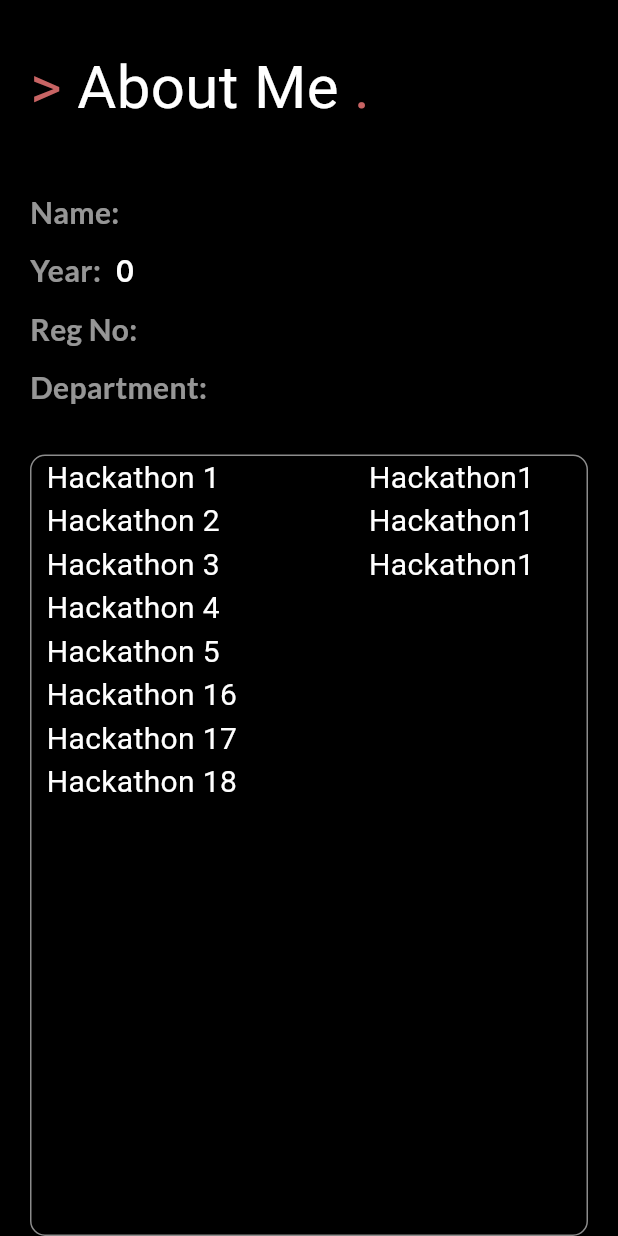
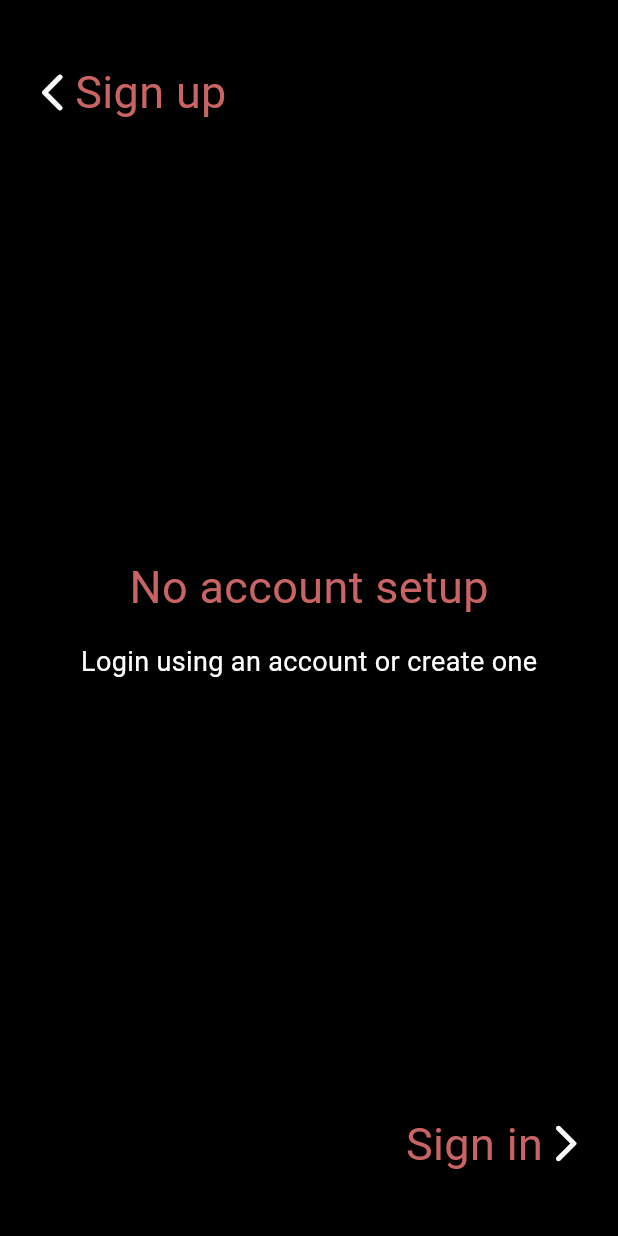
Before and after one commit to silveroburn/smartStudy, a Flutter app: the Profile screen opened directly, on a phone screen of 412 x 824 dp. Run offline on Flutter 3.47's test engine with Material 3 defaults, Android fonts, the light colour scheme and no system bars; our stand-ins replace google_fonts.

Commit message:
added stuff

```diff
--- a/lib/CreateProject.dart
+++ b/lib/CreateProject.dart
@@ -1,6 +1,8 @@
 import 'package:flutter/material.dart';
 import 'package:google_fonts/google_fonts.dart';
 import 'qHandler.dart';
+import 'temporaryData.dart';
+import 'strictLogin.dart';
 import 'utilities.dart';
 
 class store extends StatefulWidget{
@@ -85,6 +87,9 @@ class _CreateProject extends State<store> {
 
   @override
   Widget build(BuildContext context) {
+    if (curUser == ""){
+      return Strictlogin();
+    }
     return Scaffold(
       backgroundColor: Colors.black,
       body: Padding(
--- a/lib/additionalInfo.dart
+++ b/lib/additionalInfo.dart
@@ -2,12 +2,17 @@ import 'package:flutter/material.dart';
 import 'package:smartstudy/profile.dart';
 import 'package:smartstudy/qHandler.dart';
 import 'package:smartstudy/utilities.dart';
+import 'temporaryData.dart';
+import 'strictLogin.dart';
 
 class Additionalinfo extends StatelessWidget{
   const Additionalinfo({super.key});
 
   @override
   Widget build (BuildContext context){
+    if (curUser == ""){
+      return Strictlogin();
+    }
     TextEditingController yearController = TextEditingController();
     TextEditingController DepartmentController = TextEditingController();
     TextEditingController skillsController = TextEditingController();
--- a/lib/browse.dart
+++ b/lib/browse.dart
@@ -3,6 +3,7 @@ import 'package:smartstudy/temporaryData.dart';
 import 'qHandler.dart';
 import 'package:smartstudy/projectInfo.dart';
 import 'utilities.dart';
+import 'strictLogin.dart';
 
 class browseStore extends StatefulWidget{
   const browseStore({super.key});
@@ -80,6 +81,9 @@ class _browse extends State<browseStore>{
   @override
   Widget build(BuildContext context) {
   // String members = value.toString();
+    if (curUser == ""){
+      return Strictlogin();
+    }
     return Scaffold(
       backgroundColor: Colors.black,
       body: Padding(
--- a/lib/chats.dart
+++ b/lib/chats.dart
@@ -1,5 +1,7 @@
 import 'package:flutter/material.dart';
 import 'utilities.dart';
+import 'temporaryData.dart';
+import 'strictLogin.dart';
 
 class Chats extends StatelessWidget{
   const Chats({super.key});
@@ -50,6 +52,9 @@ class Chats extends StatelessWidget{
 
   @override
   Widget build(BuildContext context) {
+    if (curUser == ""){
+      return Strictlogin();
+    }
     TextEditingController chatBox = TextEditingController();
     final GlobalKey<ScaffoldState> _scaffoldKey = GlobalKey<ScaffoldState>();
     return Scaffold(
--- a/lib/profile.dart
+++ b/lib/profile.dart
@@ -1,5 +1,7 @@
 import 'package:flutter/material.dart';
 import 'package:smartstudy/qHandler.dart';
+import 'package:smartstudy/signin.dart';
+import 'package:smartstudy/strictLogin.dart';
 import 'package:smartstudy/temporaryData.dart';
 import 'package:smartstudy/utilities.dart';
 
@@ -8,9 +10,17 @@ class Profile extends StatelessWidget {
 
   @override
   Widget build(BuildContext context) {
+    final GlobalKey<ScaffoldState> _scaffoldKey = GlobalKey<ScaffoldState>();
     double fSize = 20;
+    if (curUser == ""){
+      return Strictlogin();
+    }
     return Scaffold(
+      key: _scaffoldKey,
       backgroundColor: Colors.black,
+      drawer: Drawer(
+        backgroundColor: Color.fromARGB(255, 50, 50, 50),
+      ),
       body: Padding(
         padding: EdgeInsets.only(left: 20, top: 30, right: 20),
         child: GestureDetector(
@@ -28,6 +38,25 @@ class Profile extends StatelessWidget {
                   customText('>', Color.fromARGB(255, 200, 100, 100), 40, 1),
                   customText(' About Me', Colors.white, 40, 1),
                   customText(' .', Color.fromARGB(255, 200, 100, 100), 40, 1),
+                  Expanded(
+                    child: SizedBox()
+                  ),
+                  GestureDetector(
+                    onTap: () async {
+                      _scaffoldKey.currentState!.openDrawer();
+                    },
+                    child: Icon(Icons.message_outlined, color: Colors.white, size: 30,)
+                  ),
+                  SizedBox(width: 20,),
+                  GestureDetector(
+                    onTap: () async {
+                      await releaseLoginId();
+                      Navigator.push(context, MaterialPageRoute(builder: (context){
+                        return signin();
+                      }));
+                    },
+                    child: Icon(Icons.logout_rounded, color: Colors.white, size: 30,)
+                  )
                 ],
               ),
               SizedBox(height: 40,),
--- a/lib/projectInfo.dart
+++ b/lib/projectInfo.dart
@@ -2,6 +2,8 @@ import 'package:flutter/material.dart';
 import 'package:smartstudy/chats.dart';
 import 'package:google_fonts/google_fonts.dart';
 import 'utilities.dart';
+import 'temporaryData.dart';
+import 'strictLogin.dart';
 import 'qHandler.dart';
 
 class projectInfoStore extends StatefulWidget{
@@ -32,6 +34,9 @@ class _Projectinfo extends State<projectInfoStore> {
 
   @override
   Widget build(BuildContext context) {
+    if (curUser == ""){
+      return Strictlogin();
+    }
     print("Inside the build nowwwww");
 
     if (projectInfoData.isEmpty) {
--- a/lib/qHandler.dart
+++ b/lib/qHandler.dart
@@ -2,10 +2,7 @@ import 'package:flutter/material.dart';
 import 'package:http/http.dart' as http;
 import 'dart:convert';
 import 'temporaryData.dart';
-
 import 'package:smartstudy/utilities.dart';
-
-String curUser = "";
 
 Future<int> CreateProjectData(String pName, String pDes, List<String> pMembers, int pMaxMembers, int pTimeToCompletion, String pTechStack, BuildContext context) async {
   final url = Uri.parse("http://192.168.29.223:5000/createProject");
--- a/lib/signin.dart
+++ b/lib/signin.dart
@@ -4,6 +4,7 @@ import 'package:smartstudy/additionalInfo.dart';
 import 'package:smartstudy/profile.dart';
 import 'package:smartstudy/qHandler.dart';
 import 'package:smartstudy/signup.dart';
+import 'temporaryData.dart';
 import 'package:smartstudy/stateInfo.dart';
 import 'package:smartstudy/utilities.dart';
 
--- /dev/null
+++ b/lib/strictLogin.dart
@@ -0,0 +1,69 @@
+import 'package:flutter/material.dart';
+import 'package:google_fonts/google_fonts.dart';
+import 'package:smartstudy/signin.dart';
+import 'package:smartstudy/signup.dart';
+import 'package:smartstudy/utilities.dart';
+
+class Strictlogin extends StatelessWidget{
+  const Strictlogin({super.key});
+
+  @override
+  Widget build(BuildContext context){
+    return Scaffold(
+      backgroundColor: Colors.black,
+      body: Padding(
+        padding: EdgeInsets.only(left: 20, right: 20, top: 40, bottom: 40),
+        child: Align(
+          alignment: Alignment.center,
+          child: Column(
+            children: [
+              Align(
+                alignment: Alignment.topLeft,
+                child: GestureDetector(
+                  onTap: (){
+                    Navigator.push(context, MaterialPageRoute(builder: (context){
+                      return signup();
+                    }));
+                  },
+                  child: Row(
+                    children: [
+                      Icon(Icons.arrow_back_ios_new_rounded, color: Colors.white, size: 30,),
+                      customText('Sign up', Color.fromARGB(255, 200, 100, 100), 30, 1),
+                    ]),
+                )),
+              Expanded(
+                child: Column(
+                  mainAxisAlignment: MainAxisAlignment.center,
+                  children: [
+                    customText('No account setup', Color.fromARGB(255, 200, 100, 100), 30, 1),
+                    SizedBox(height: 15,),
+                    customText('Login using an account or create one', Colors.white, 18, 1)
+                  ],
+                ),
+              ),
+              Align(
+                alignment: Alignment.bottomCenter,
+                child: Row(
+                  children: [
+                    Expanded(child: SizedBox()),
+                    GestureDetector(
+                      onTap: (){
+                        Navigator.push(context, MaterialPageRoute(builder: (context){
+                          return signin();
+                        }));
+                      },
+                      child: Row(
+                        children: [
+                          customText('Sign in', Color.fromARGB(255, 200, 100, 100), 30, 1),
+                          Icon(Icons.arrow_forward_ios_rounded, color: Colors.white, size: 30,),
+                        ]),
+                    ),
+                  ]
+                )),
+            ],
+          ),
+        ),
+      ),
+    );
+  }
+}
--- a/lib/temporaryData.dart
+++ b/lib/temporaryData.dart
@@ -1,5 +1,6 @@
 String tempName = "";
 int tempYear = 0;
+String curUser = "";
 String tempDepartment = "";
 String tempEmailId = "";
 String tempSkills = "";
--- a/lib/utilities.dart
+++ b/lib/utilities.dart
@@ -6,6 +6,8 @@ import 'package:smartstudy/browse.dart';
 import 'package:smartstudy/chats.dart';
 import 'package:smartstudy/profile.dart';
 import 'package:smartstudy/qHandler.dart';
+import 'package:smartstudy/strictLogin.dart';
+import 'temporaryData.dart';
 
 Widget tFields (BuildContext context, String hint, TextEditingController controller){
   return TextField(
@@ -66,6 +68,9 @@ Widget infoDump(String text, String second, Color inputColor, double size, int w
   );
 }
 
+Future<void> releaseLoginId () async {
+  curUser = "";
+}
 
 Widget longPressMenu(BuildContext context){
   return AlertDialog(
@@ -111,6 +116,7 @@ Widget longPressMenu(BuildContext context){
             },
             child: customText('Create Project', Colors.white.withAlpha(180), 30, 1)
           ),
+          SizedBox(height: 15,),
         ],
       ),
     ),
```
